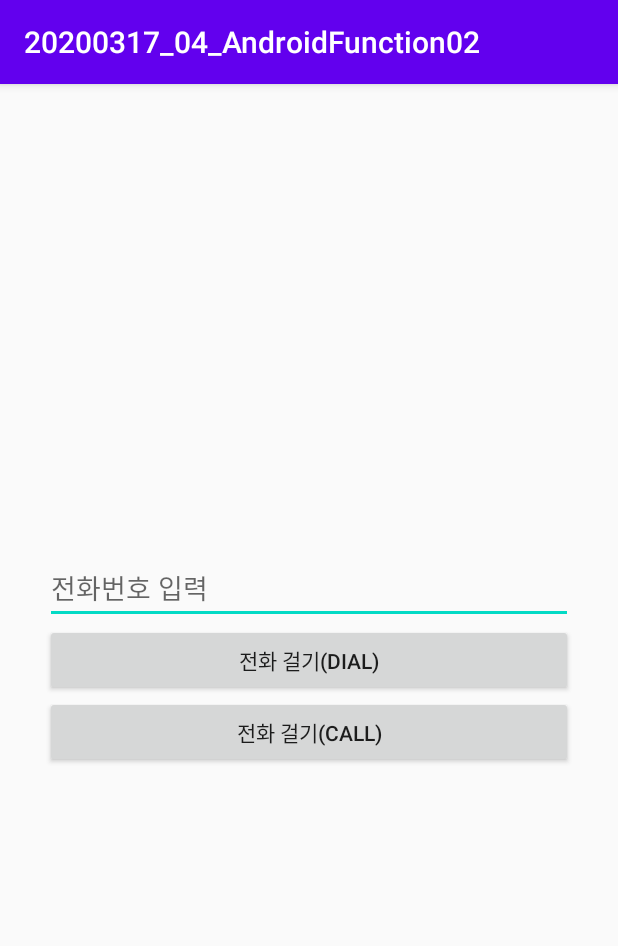
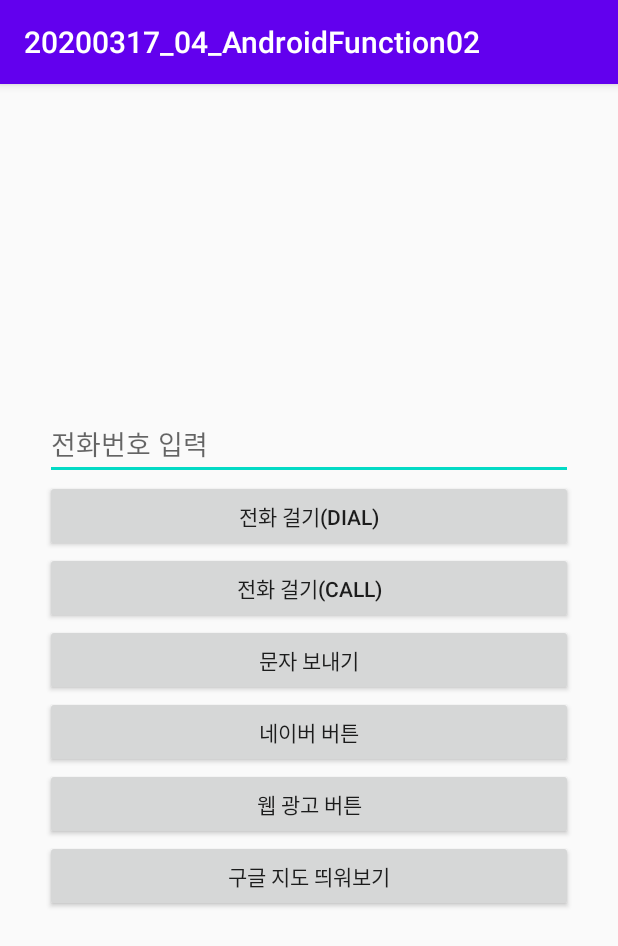
Before and after one commit to tjddls1728/20200317_04_AndroidFunction02, an Android app: the screen it shows after launch (MainActivity), on a phone screen of 412 x 824 dp. Shown: the top 946 px of the screen. Run offline under Robolectric (Android 15) with nearby library versions, the phone set to English and light mode, and no system bars; our stand-ins replace data binding.

Commit message:
인터넷 사이트 외부 링크

```diff
--- a/app/src/main/java/kr/co/a20200317_04_androidfunction02/MainActivity.java
+++ b/app/src/main/java/kr/co/a20200317_04_androidfunction02/MainActivity.java
@@ -50,5 +50,44 @@ public class MainActivity extends AppCompatActivity {
             }
         });
 
+        binding.smsBtn.setOnClickListener(new View.OnClickListener() {
+            @Override
+            public void onClick(View v) {
+
+                Uri uri = Uri.parse("smsto:01012341234");
+                Intent intent = new Intent(Intent.ACTION_SENDTO,uri);
+                intent.putExtra("sms_body","공유 메세지 내용");
+                startActivity(intent);
+
+            }
+        });
+
+        binding.naverBtn.setOnClickListener(new View.OnClickListener() {
+            @Override
+            public void onClick(View v) {
+
+                Uri uri = Uri.parse("http://www.naver.com");
+                Intent intent = new Intent(Intent.ACTION_VIEW,uri);
+                startActivity(intent);
+
+            }
+        });
+
+        binding.playstoreBtn.setOnClickListener(new View.OnClickListener() {
+            @Override
+            public void onClick(View v) {
+
+                Uri uri = Uri.parse("")
+
+            }
+        });
+
+        binding.googlemapBtn.setOnClickListener(new View.OnClickListener() {
+            @Override
+            public void onClick(View v) {
+
+            }
+        });
+
     }
 }
--- a/app/src/main/res/layout/activity_main.xml
+++ b/app/src/main/res/layout/activity_main.xml
@@ -32,5 +32,33 @@
         android:text="전화 걸기(call)"
         />
 
+    <Button
+        android:id="@+id/smsBtn"
+        android:layout_width="match_parent"
+        android:layout_height="wrap_content"
+        android:text="문자 보내기"
+        />
+
+    <Button
+        android:id="@+id/naverBtn"
+        android:layout_width="match_parent"
+        android:layout_height="wrap_content"
+        android:text="네이버 버튼"
+        />
+
+    <Button
+        android:id="@+id/playstoreBtn"
+        android:layout_width="match_parent"
+        android:layout_height="wrap_content"
+        android:text="웹 광고 버튼"
+        />
+
+    <Button
+        android:id="@+id/googlemapBtn"
+        android:layout_width="match_parent"
+        android:layout_height="wrap_content"
+        android:text="구글 지도 띄워보기"
+        />
+
 </LinearLayout>
 </layout>
```
